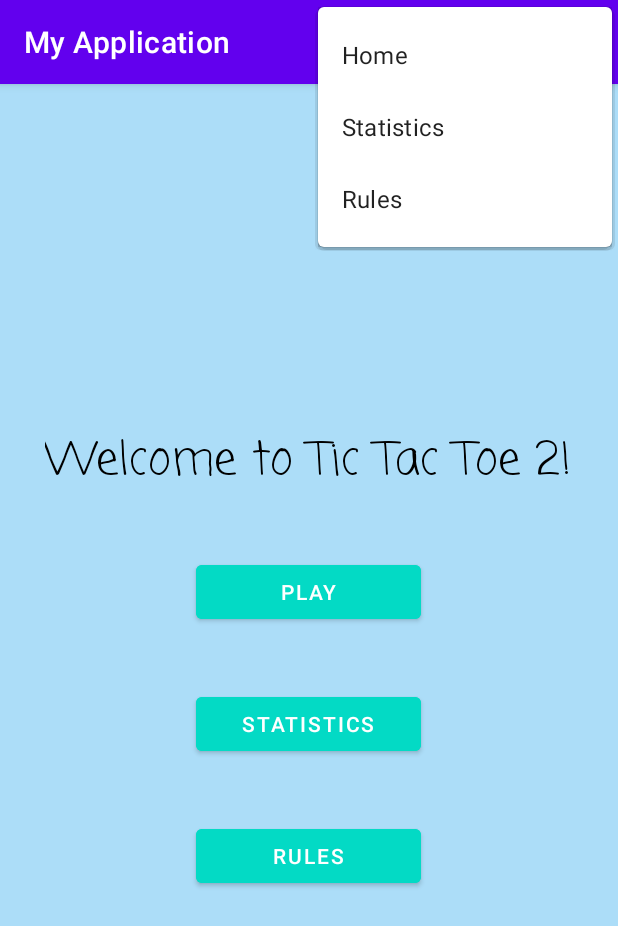
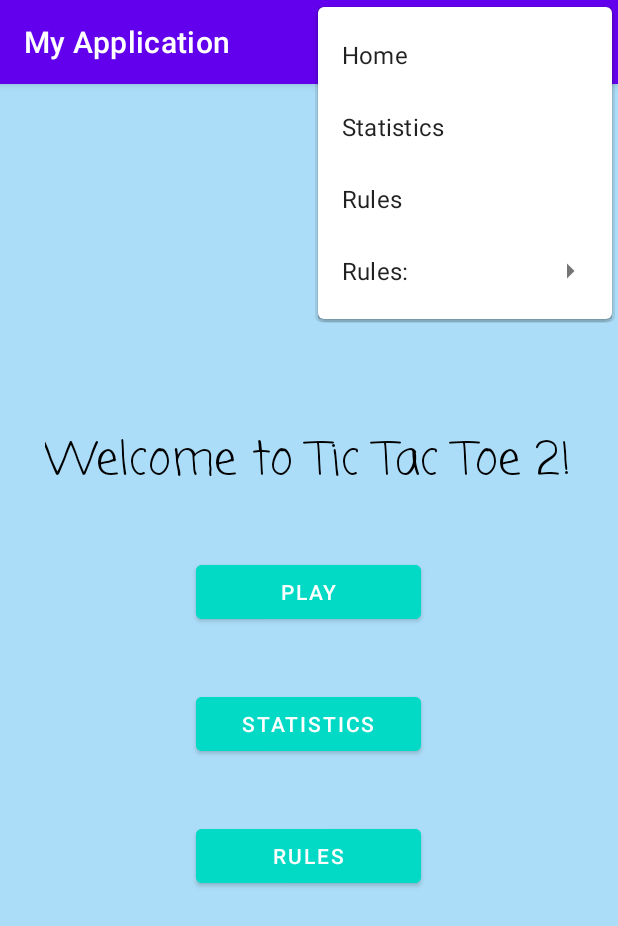
Before and after one commit to avivaviv283/TicTacToe2, an Android app: the screen it shows after launch (MainActivity), with the options menu open, on a phone screen of 412 x 824 dp. Shown: the top 926 px of the screen. Run offline under Robolectric (Android 15) with nearby library versions, the phone set to English and light mode, and no system bars.

Commit message:
add Rules menu with visibility

```diff
--- a/app/src/main/java/com/example/myapplication/Game.java
+++ b/app/src/main/java/com/example/myapplication/Game.java
@@ -355,7 +355,6 @@ public class Game extends AppCompatActivity implements View.OnClickListener {
             if (j == 4 || j % 4 != 0) {
                 for (int k = 2; k <= 6; k += 2) {
                     if (!text.equals(arr[i][k].getText().toString())) {
-
                         break;
                     }
                     flag++;
--- a/app/src/main/res/menu/mymenu.xml
+++ b/app/src/main/res/menu/mymenu.xml
@@ -1,14 +1,29 @@
 <menu xmlns:android="http://schemas.android.com/apk/res/android">
     <item
-        android:title="Home"
-        android:id="@+id/homepage"/>
+        android:id="@+id/homepage"
+        android:title="Home" />
     <item
-        android:title="Statistics"
-        android:id="@+id/statspage"/>
+        android:id="@+id/statspage"
+        android:title="Statistics" />
     <item
-        android:title="Rules"
-        android:id="@+id/rulespage"/>
+        android:id="@+id/rulespage"
+        android:title="Rules" />
+    <item android:title="Rules:">
+        <menu xmlns:android="http://schemas.android.com/apk/res/android">
+            <item
+                android:visible="false"
+                android:id="@+id/r1"
+                android:title="Rules 1:" />
+            <item
+                android:visible="false"
+                android:id="@+id/r2"
+                android:title="Rules2:"/>
 
+        </menu>
+    </item>
+
+
+    />
 
 
 </menu>
```
